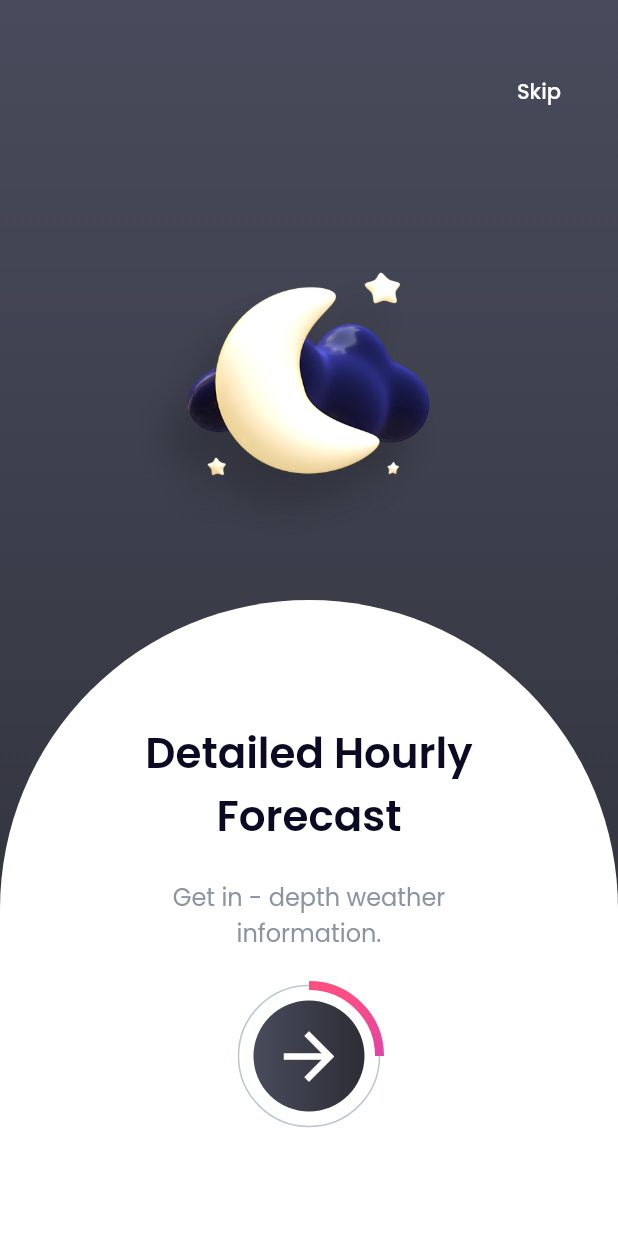
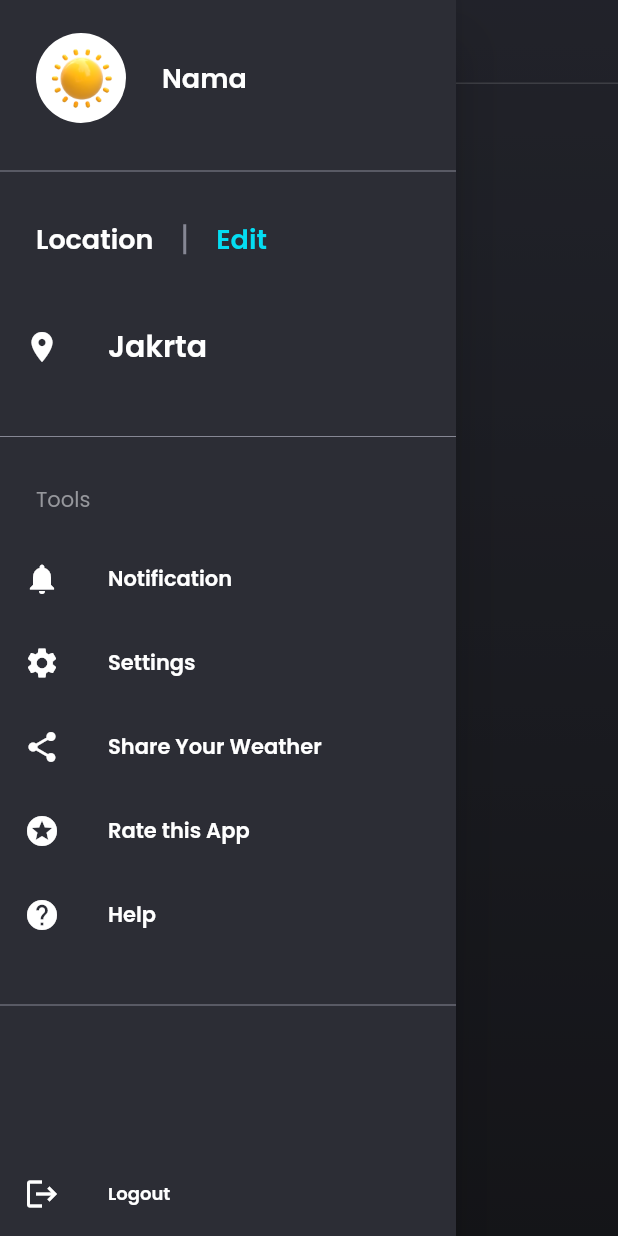
Before and after one commit to tirta-raa/weather, a Flutter app: the screen it shows after launch, with the side drawer open (before the commit the screen has no drawer), on a phone screen of 412 x 824 dp. Run offline on Flutter 3.47's test engine with Material 2 defaults, Android fonts, the phone set to English and light mode, and no system bars; drawn by our look-alikes of percent_indicator; our stand-ins replace get, google_fonts.

Commit message:
fetch drawer

```diff
--- a/lib/main.dart
+++ b/lib/main.dart
@@ -13,7 +13,7 @@ class MyApp extends StatelessWidget {
   Widget build(BuildContext context) {
     return GetMaterialApp(
       debugShowCheckedModeBanner: false,
-      home: SplashScreenPage(),
+      home: HomePage(),
     );
   }
 }
--- a/lib/shared.dart/theme.dart
+++ b/lib/shared.dart/theme.dart
@@ -18,3 +18,17 @@ TextStyle blackTextStyle = GoogleFonts.poppins(
     color: const Color(0xff0A0A22), fontWeight: FontWeight.w600);
 
 double defaultMargin = 24;
+
+Widget linierColor() {
+  return Container(
+      decoration: const BoxDecoration(
+    gradient: LinearGradient(
+      begin: Alignment.topCenter,
+      end: Alignment.bottomCenter,
+      colors: [
+        Color(0xFF484B5B),
+        Color(0xFF2C2D35),
+      ],
+    ),
+  ));
+}
--- /dev/null
+++ b/lib/ui/pages/drawer_page.dart
@@ -0,0 +1,221 @@
+part of 'pages.dart';
+
+class DrawerScreen extends StatefulWidget {
+  const DrawerScreen({Key? key}) : super(key: key);
+
+  @override
+  _DrawerScreenState createState() => _DrawerScreenState();
+}
+
+class _DrawerScreenState extends State<DrawerScreen> {
+  @override
+  Widget build(BuildContext context) {
+    //
+    profile() {
+      return Container(
+        margin: EdgeInsets.only(top: 22, left: defaultMargin),
+        child: Row(
+          children: [
+            Container(
+              margin: EdgeInsets.only(right: defaultMargin),
+              child: CircleAvatar(
+                backgroundColor: Colors.white,
+                backgroundImage: AssetImage('assets/sun.png'),
+                radius: 30,
+              ),
+            ),
+            Text(
+              'Nama',
+              style: whiteTextStyle2.copyWith(fontSize: 18),
+            ),
+          ],
+        ),
+      );
+    }
+
+    location() {
+      return Padding(
+        padding: EdgeInsets.only(left: defaultMargin, bottom: 30),
+        child: Row(
+          children: [
+            Text(
+              'Location',
+              style: whiteTextStyle2.copyWith(fontSize: 18),
+            ),
+            Container(
+              margin: const EdgeInsets.symmetric(horizontal: 20),
+              height: 20,
+              width: 2,
+              color: greyColor,
+            ),
+            Text(
+              'Edit',
+              style: whiteTextStyle2.copyWith(
+                fontSize: 18,
+                color: Color(0xff04DDF2),
+              ),
+            ),
+          ],
+        ),
+      );
+    }
+
+    city() {
+      return ListTile(
+        leading: Icon(
+          Icons.location_on,
+          color: Colors.white,
+        ),
+        title: Text(
+          'Jakrta',
+          style: whiteTextStyle2.copyWith(fontSize: 20),
+        ),
+        onTap: () {},
+      );
+    }
+
+    tools() {
+      return Padding(
+        padding: EdgeInsets.only(
+          left: defaultMargin,
+          bottom: 14,
+        ),
+        child: Text(
+          'Tools',
+          style: whiteTextStyle3.copyWith(color: lightGreyColor, fontSize: 14),
+        ),
+      );
+    }
+
+    notifaction() {
+      return ListTile(
+        leading: const Icon(
+          Icons.notifications,
+          color: Colors.white,
+        ),
+        title: Text(
+          'Notification',
+          style: whiteTextStyle2.copyWith(fontSize: 14),
+        ),
+        onTap: () {},
+      );
+    }
+
+    settings() {
+      return ListTile(
+        leading: const Icon(
+          Icons.settings,
+          color: Colors.white,
+        ),
+        title: Text(
+          'Settings',
+          style: whiteTextStyle2.copyWith(fontSize: 14),
+        ),
+        onTap: () {},
+      );
+    }
+
+    shared() {
+      return ListTile(
+        leading: const Icon(
+          Icons.share,
+          color: Colors.white,
+        ),
+        title: Text(
+          'Share Your Weather',
+          style: whiteTextStyle2.copyWith(fontSize: 14),
+        ),
+        onTap: () {},
+      );
+    }
+
+    rateThisApp() {
+      return ListTile(
+        leading: const Icon(
+          Icons.stars,
+          color: Colors.white,
+        ),
+        title: Text(
+          'Rate this App',
+          style: whiteTextStyle2.copyWith(fontSize: 14),
+        ),
+        onTap: () {},
+      );
+    }
+
+    help() {
+      return ListTile(
+        leading: const Icon(
+          Icons.help,
+          color: Colors.white,
+        ),
+        title: Text(
+          'Help',
+          style: whiteTextStyle2.copyWith(fontSize: 14),
+        ),
+        onTap: () {},
+      );
+    }
+
+    logoutButton() {
+      return Align(
+        alignment: Alignment.bottomCenter,
+        child: ListTile(
+          leading: Icon(
+            Icons.logout,
+            color: Colors.white,
+          ),
+          onTap: () {
+            Get.offAll(SignInPage());
+          },
+          title: Text(
+            'Logout',
+            style: whiteTextStyle2,
+          ),
+        ),
+      );
+    }
+
+    return Drawer(
+      backgroundColor: blackColor,
+      child: Column(
+        children: [
+          Expanded(
+            child: ListView(
+              children: [
+                profile(),
+                Padding(
+                  padding: const EdgeInsets.symmetric(vertical: 24),
+                  child: Divider(
+                    color: greyColor,
+                  ),
+                ),
+                location(),
+                city(),
+                Padding(
+                  padding: const EdgeInsets.symmetric(vertical: 24),
+                  child: Divider(
+                    color: greyColor,
+                  ),
+                ),
+                tools(),
+                notifaction(),
+                settings(),
+                shared(),
+                rateThisApp(),
+                help(),
+                Padding(
+                  padding: const EdgeInsets.symmetric(vertical: 24),
+                  child: Divider(
+                    color: greyColor,
+                  ),
+                ),
+              ],
+            ),
+          ),
+          logoutButton(),
+        ],
+      ),
+    );
+  }
+}
--- /dev/null
+++ b/lib/ui/pages/home_page.dart
@@ -0,0 +1,33 @@
+part of 'pages.dart';
+
+class HomePage extends StatefulWidget {
+  const HomePage({Key? key}) : super(key: key);
+
+  @override
+  _HomePageState createState() => _HomePageState();
+}
+
+class _HomePageState extends State<HomePage> {
+  @override
+  Widget build(BuildContext context) {
+    return Scaffold(
+      extendBodyBehindAppBar: true,
+      appBar: AppBar(
+        backgroundColor: Colors.transparent,
+        elevation: 0,
+        shape: Border(
+          bottom: BorderSide(
+            color: greyColor,
+            width: 1,
+          ),
+        ),
+      ),
+      drawer: DrawerScreen(),
+      body: Stack(
+        children: [
+          linierColor(),
+        ],
+      ),
+    );
+  }
+}
--- a/lib/ui/pages/ilustration_page.dart
+++ b/lib/ui/pages/ilustration_page.dart
@@ -19,20 +19,6 @@ class IlustrationPage extends StatelessWidget {
   @override
   Widget build(BuildContext context) {
     //
-    Widget linierColor() {
-      return Container(
-          decoration: const BoxDecoration(
-        gradient: LinearGradient(
-          begin: Alignment.topCenter,
-          end: Alignment.bottomCenter,
-          colors: [
-            Color(0xFF484B5B),
-            Color(0xFF2C2D35),
-          ],
-        ),
-      ));
-    }
-
     Widget skipButton() {
       return Align(
         alignment: Alignment.topRight,
--- a/lib/ui/pages/pages.dart
+++ b/lib/ui/pages/pages.dart
@@ -14,3 +14,5 @@ part 'intoduce_pages/second_introduce_page.dart';
 part 'intoduce_pages/third_introduce_page.dart';
 part 'intoduce_pages/fourth_introduce_page.dart';
 part 'sign_pages/sign_up_page.dart';
+part 'home_page.dart';
+part 'drawer_page.dart';
--- a/lib/ui/pages/sign_pages/sign_in_page.dart
+++ b/lib/ui/pages/sign_pages/sign_in_page.dart
@@ -9,20 +9,7 @@ class SignInPage extends StatelessWidget {
 
   @override
   Widget build(BuildContext context) {
-    Widget linierColor() {
-      return Container(
-          decoration: const BoxDecoration(
-        gradient: LinearGradient(
-          begin: Alignment.topCenter,
-          end: Alignment.bottomCenter,
-          colors: [
-            Color(0xFF484B5B),
-            Color(0xFF2C2D35),
-          ],
-        ),
-      ));
-    }
-
+    //
     Widget title() {
       return Container(
         margin: EdgeInsets.only(top: 20, left: defaultMargin, bottom: 30),
@@ -55,7 +42,9 @@ class SignInPage extends StatelessWidget {
         return CustomButton(
           margin: const EdgeInsets.only(top: 50),
           title: 'Get Started',
-          onPressed: () {},
+          onPressed: () {
+            Get.to(HomePage());
+          },
           width: 255,
         );
       }
--- a/lib/ui/pages/sign_pages/sign_up_page.dart
+++ b/lib/ui/pages/sign_pages/sign_up_page.dart
@@ -12,20 +12,7 @@ class SignUpPage extends StatelessWidget {
 
   @override
   Widget build(BuildContext context) {
-    Widget linierColor() {
-      return Container(
-          decoration: const BoxDecoration(
-        gradient: LinearGradient(
-          begin: Alignment.topCenter,
-          end: Alignment.bottomCenter,
-          colors: [
-            Color(0xFF484B5B),
-            Color(0xFF2C2D35),
-          ],
-        ),
-      ));
-    }
-
+    //
     Widget title() {
       return Container(
         margin: EdgeInsets.only(top: 20, left: defaultMargin, bottom: 30),
@@ -74,7 +61,9 @@ class SignUpPage extends StatelessWidget {
         return CustomButton(
           margin: const EdgeInsets.only(top: 20, bottom: 20),
           title: 'Get Started',
-          onPressed: () {},
+          onPressed: () {
+            Get.to(HomePage());
+          },
           width: 255,
         );
       }
--- a/pubspec.yaml
+++ b/pubspec.yaml
@@ -33,6 +33,7 @@ dependencies:
   get: ^4.3.8
   google_fonts: ^2.1.0
   percent_indicator: ^3.4.0
+  flutter_slider_drawer: ^2.0.0
 
 dev_dependencies:
   flutter_lints: ^1.0.0
```
Also changed, not shown: assets/afternoon.png (added), assets/morning.png (added), assets/night.png (added), pubspec.lock.
